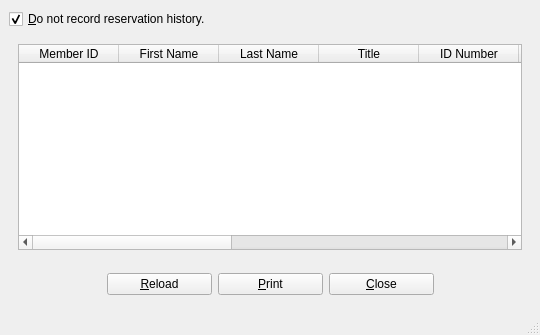
Old version of the form UI/biblioteq_history.ui in the repository textbrowser/biblioteq.
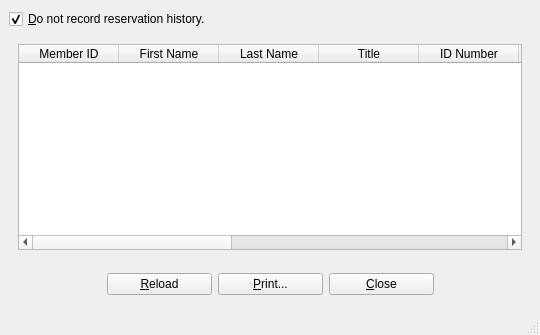
New version of the form. Icons and pictures are not drawn.

Commit message: Denote widgets that launch windows.

The edit to the form file:
```diff
--- a/UI/biblioteq_history.ui
+++ b/UI/biblioteq_history.ui
@@ -190,7 +190,7 @@
          </size>
         </property>
         <property name="text">
-         <string>&amp;Print</string>
+         <string>&amp;Print...</string>
         </property>
         <property name="icon">
          <iconset resource="../Icons/icons.qrc">
```
The commit also changes 6 other files.
